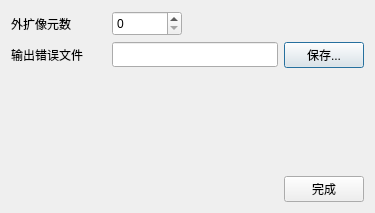
RenShuYuan/IPF, file ui/ipfModelerFracExtentCheckDialog.ui: the form before one commit.
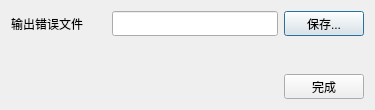
The form after the commit.

Patch:
```diff
--- a/ui/ipfModelerFracExtentCheckDialog.ui
+++ b/ui/ipfModelerFracExtentCheckDialog.ui
@@ -7,56 +7,13 @@
     <x>0</x>
     <y>0</y>
     <width>375</width>
-    <height>213</height>
+    <height>110</height>
    </rect>
   </property>
   <property name="windowTitle">
    <string>ipfModelerFracExtentCheckDialog</string>
   </property>
   <layout class="QVBoxLayout" name="verticalLayout">
-   <item>
-    <layout class="QHBoxLayout" name="horizontalLayout_2">
-     <item>
-      <widget class="QLabel" name="label_3">
-       <property name="minimumSize">
-        <size>
-         <width>95</width>
-         <height>25</height>
-        </size>
-       </property>
-       <property name="text">
-        <string>外扩像元数</string>
-       </property>
-      </widget>
-     </item>
-     <item>
-      <widget class="QSpinBox" name="spinBox">
-       <property name="minimumSize">
-        <size>
-         <width>70</width>
-         <height>25</height>
-        </size>
-       </property>
-       <property name="maximum">
-        <number>1000</number>
-       </property>
-      </widget>
-     </item>
-     <item>
-      <spacer name="horizontalSpacer_2">
-       <property name="orientation">
-        <enum>Qt::Horizontal</enum>
-       </property>
-       <property name="sizeHint" stdset="0">
-        <size>
-         <width>40</width>
-         <height>20</height>
-        </size>
-       </property>
-      </spacer>
-     </item>
-    </layout>
-   </item>
    <item>
     <layout class="QHBoxLayout" name="horizontalLayout_4">
      <item>
```
